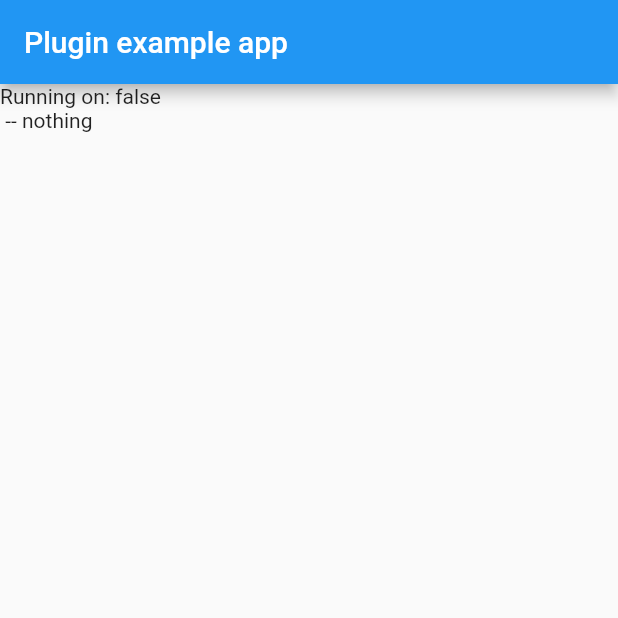
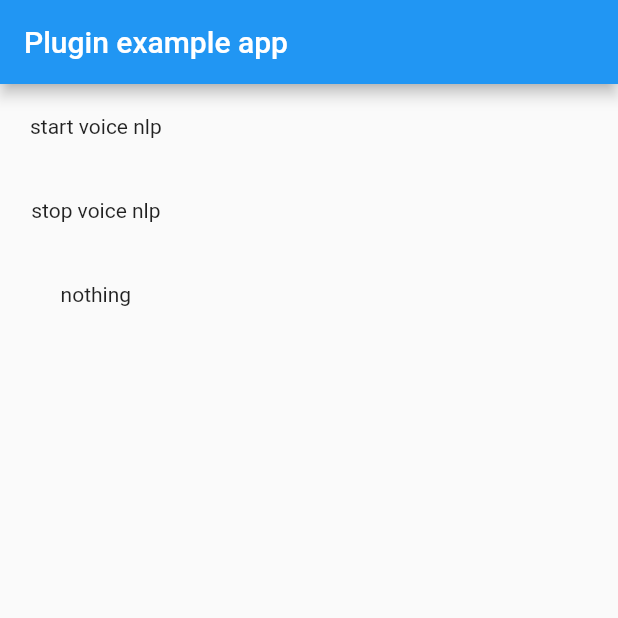
Before and after one commit to guqun/dt_aiui_plugin, a Flutter app: the screen it shows after launch, on a phone screen of 412 x 824 dp, the top half of it. Run offline on Flutter 3.47's test engine with Material 2 defaults, Android fonts, the phone set to English and light mode, and no system bars.

Commit message:
提交代码

```diff
--- a/example/lib/main.dart
+++ b/example/lib/main.dart
@@ -29,7 +29,7 @@ class _MyAppState extends State<MyApp> {
     bool platformVersion;
     // Platform messages may fail, so we use a try/catch PlatformException.
     try {
-      platformVersion = await DtAiuiPlugin.initAIUIAgent("AIUI_APP_ID"); // 填写自己的appid
+      platformVersion = await DtAiuiPlugin.initAIUIAgent("*****"); // 填写自己的appid
     } on PlatformException {
       platformVersion = false;
     }
@@ -68,14 +68,34 @@ class _MyAppState extends State<MyApp> {
         appBar: AppBar(
           title: const Text('Plugin example app'),
         ),
-        body: Container(
-          child: GestureDetector(
-            onTap: (){
-              DtAiuiPlugin.startVoiceNlp;
-            },
-            child: Text('Running on: $_platformVersion\n -- $_eventContent'),
+        body: SingleChildScrollView(
+          child: Column(
+            children: [
+              Container(
+                margin: EdgeInsets.all(20),
+                child: GestureDetector(
+                  onTap: (){
+                    DtAiuiPlugin.startVoiceNlp;
+                  },
+                  child: Text('start voice nlp'),
+                ),
+              ),
+              Container(
+                margin: EdgeInsets.all(20),
+                child: GestureDetector(
+                  onTap: (){
+                    DtAiuiPlugin.stopVoiceNlp;
+                  },
+                  child: Text('stop voice nlp'),
+                ),
+              ),
+              Container(
+                margin: EdgeInsets.all(20),
+                child: Text(_eventContent),
+              )
+            ],
           ),
-        ),
+        )
       ),
     );
   }
--- a/lib/dt_aiui_plugin.dart
+++ b/lib/dt_aiui_plugin.dart
@@ -19,4 +19,9 @@ class DtAiuiPlugin {
     return;
   }
 
+  static Future<void> get stopVoiceNlp async {
+    _channel.invokeMethod('stopVoiceNlp');
+    return;
+  }
+
 }
--- a/pubspec.yaml
+++ b/pubspec.yaml
@@ -1,6 +1,6 @@
 name: dt_aiui_plugin
 description: A new flutter plugin project.
-version: 0.0.7
+version: 0.0.9
 author: niuqun <guqung6@gmail.com>
 homepage: https://github.com/guqun/gen_deviceid_plugin
 
```
Also changed, not shown: 1 other file.
